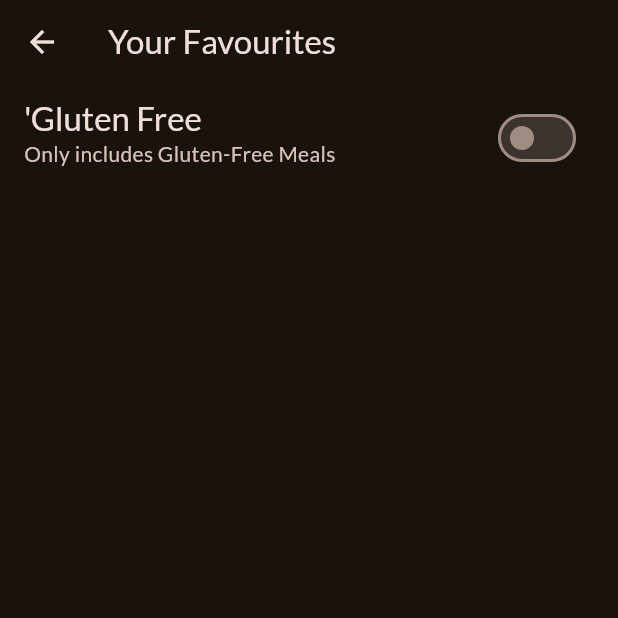
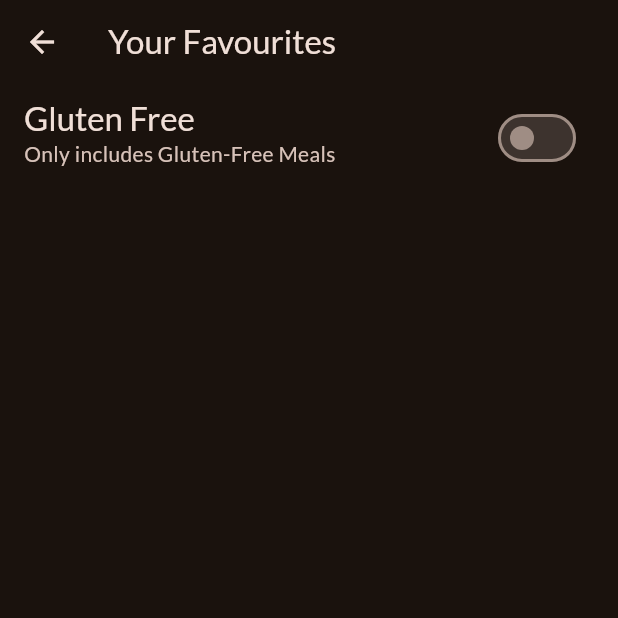
Before and after one commit to Harsh20221/meals, a Flutter app: the FiltersScreen screen opened directly, on a phone screen of 412 x 824 dp, the top half of it. Run offline on Flutter 3.47's test engine with Material 3 defaults, Android fonts, the phone set to English and light mode, and no system bars; our stand-ins replace google_fonts, transparent_image.

```diff
--- a/lib/screens/filters.dart
+++ b/lib/screens/filters.dart
@@ -24,7 +24,7 @@ class _FiltersScreenState extends State<FiltersScreen> {
               _gluttenFreeFilterset=ischecked;//todo: Make sure to assign is checked to _gluttenfreeFilterSet in order to check if the Toggle is on or Off
             });},  //? is Checked will check if the ToggleButton is pressed on or off
             title: Text(
-              "'Gluten Free",
+              "Gluten Free",
               style: Theme.of(context)
                   .textTheme
                   .titleLarge!
--- a/lib/screens/tabs.dart
+++ b/lib/screens/tabs.dart
@@ -2,6 +2,7 @@
 
 import 'package:flutter/material.dart';
 import 'package:meals/screens/categories.dart';
+import 'package:meals/screens/filters.dart';
 import 'package:meals/screens/meals.dart';
 import 'package:meals/models/meal.dart';
 import 'package:meals/widgets/main_drawer.dart';
@@ -46,7 +47,7 @@ void _ShowinfoMessage(String message){ //? This displays a message whenever we a
   }
 void _setScreen (String identifier){ //# this void function helps in the functioning of App Drawer
 if(identifier=='filters'){
-
+Navigator.of(context).push(MaterialPageRoute(builder: (ctx)=>  FiltersScreen()));
 }
 else {
   Navigator.of(context).pop(); //? Helps to close drawer if Meals is selected while in home screen
```
